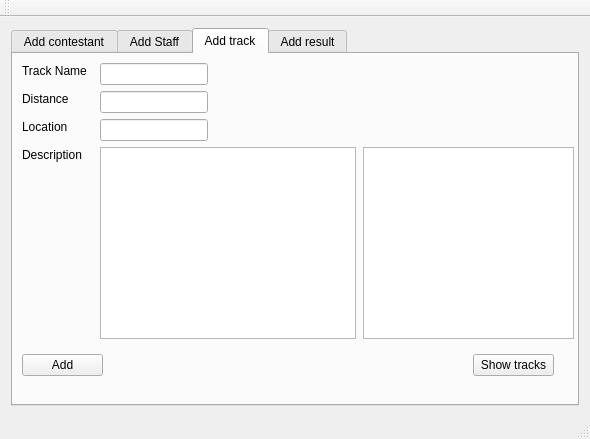
The window that mainwindow.ui (4ice/Project_DV1456) describes before a commit, drawn with Qt 5.
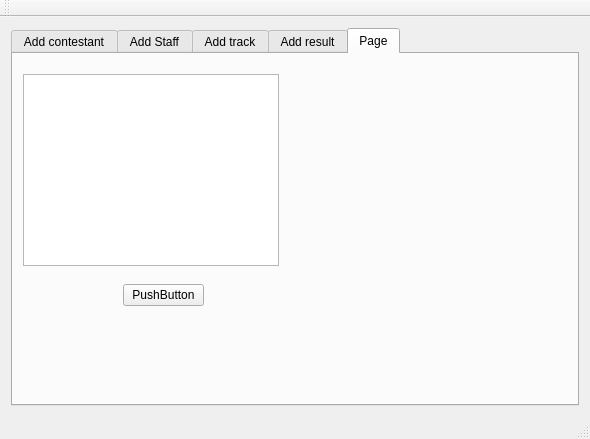
The same window after the commit. The open tabs and pages were chosen to show the change.

Diff of the .ui file:
```diff
--- a/mainwindow.ui
+++ b/mainwindow.ui
@@ -535,6 +535,44 @@
           <width>91</width>
           <height>192</height>
          </rect>
+        </property>
+       </widget>
+       <widget class="QListWidget" name="LW_Tracks">
+        <property name="geometry">
+         <rect>
+          <x>120</x>
+          <y>30</y>
+          <width>91</width>
+          <height>192</height>
+         </rect>
+        </property>
+       </widget>
+      </widget>
+      <widget class="QWidget" name="tab_5">
+       <attribute name="title">
+        <string>Page</string>
+       </attribute>
+       <widget class="QTextBrowser" name="LB_People_info">
+        <property name="geometry">
+         <rect>
+          <x>10</x>
+          <y>20</y>
+          <width>256</width>
+          <height>192</height>
+         </rect>
+        </property>
+       </widget>
+       <widget class="QPushButton" name="pushButton_3">
+        <property name="geometry">
+         <rect>
+          <x>110</x>
+          <y>230</y>
+          <width>81</width>
+          <height>22</height>
+         </rect>
+        </property>
+        <property name="text">
+         <string>PushButton</string>
         </property>
        </widget>
       </widget>
```
Left out of the diff: 24 changed lines with no effect on the pictures.
